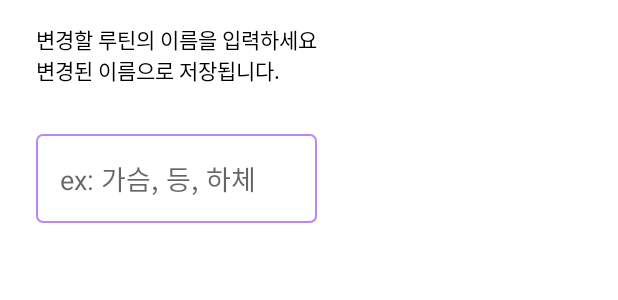
After one commit to kkcchh9999/Work-out_Record_App, an Android app: the layout change_routine_name_dialog.xml on its own in the app's theme, with its tools: preview values and no code run, on a phone screen of 412 x 824 dp. The commit adds this screen. Shown: the top 300 px of the screen. Run offline under Robolectric (Android 15) with nearby library versions, the phone set to English and light mode, and no system bars.

Commit message:
루틴 이름 변경기능 생성, 전체 삭제 기능 생성

```diff
--- a/app/src/main/res/drawable/edittext_background.xml
+++ b/app/src/main/res/drawable/edittext_background.xml
@@ -4,7 +4,7 @@
         <shape android:shape="rectangle">
             <stroke
                 android:width="1dp"
-                android:color="@color/pink2" />
+                android:color="@color/purple_200" />
             <corners android:radius="4dp"/>
             <solid
                 android:color="#FFFFFF" />
--- /dev/null
+++ b/app/src/main/res/layout/change_routine_name_dialog.xml
@@ -0,0 +1,28 @@
+<?xml version="1.0" encoding="utf-8"?>
+<LinearLayout xmlns:android="http://schemas.android.com/apk/res/android"
+    android:orientation="vertical"
+    android:layout_width="wrap_content"
+    android:layout_height="wrap_content">
+
+    <TextView
+        android:layout_width="match_parent"
+        android:layout_height="wrap_content"
+        android:layout_marginTop="16dp"
+        android:layout_marginEnd="24dp"
+        android:layout_marginStart="24dp"
+        android:layout_marginBottom="16dp"
+        android:text="@string/change_routine_name_dialog"
+        android:textColor="@color/black"/>
+
+    <EditText
+        android:background="@drawable/edittext_background"
+        android:id="@+id/change_routine_edittext"
+        android:layout_width="match_parent"
+        android:layout_height="wrap_content"
+        android:padding="16dp"
+        android:layout_marginTop="16dp"
+        android:layout_marginEnd="24dp"
+        android:layout_marginStart="24dp"
+        android:hint="@string/part_name"/>
+
+</LinearLayout>
--- a/app/src/main/res/menu/fragment_delete_list.xml
+++ b/app/src/main/res/menu/fragment_delete_list.xml
@@ -1,10 +1,13 @@
 <?xml version="1.0" encoding="utf-8"?>
 <menu xmlns:android="http://schemas.android.com/apk/res/android"
     xmlns:app="http://schemas.android.com/apk/res-auto">
+
+    <item android:id="@+id/delete_all"
+        android:title="@string/delete_all"
+        app:showAsAction="always"/>
 
     <item android:id="@+id/delete_really"
         android:icon="@drawable/ic_delete_record_really"
         app:showAsAction="always"
         android:title="@string/delete_record" />
-
 </menu>
--- a/app/src/main/res/values/strings.xml
+++ b/app/src/main/res/values/strings.xml
@@ -15,6 +15,7 @@
     <string name="load_routine">저장된 루틴 불러오기</string>
     <string name="add_record">기록 추가</string>
     <string name="delete_record">기록 삭제</string>
+    <string name="delete_all">전체 삭제</string>
     <string name="delete_records">여러 기록 삭제</string>
     <string name="delete_record_really">기록을 정말 삭제하시겠습니까?</string>
     <string name="select_routine_save">루틴을 저장할 곳을 선택하세요</string>
@@ -23,6 +24,9 @@
     <string name="load_here">불러오기</string>
     <string name="cancel">취소</string>
     <string name="change_routine_name">이름 변경</string>
+    <string name="change_routine_name_dialog">변경할 루틴의 이름을 입력하세요\n변경된 이름으로 저장됩니다.</string>
+    <string name="select_first">저장할 장소를 선택하세요.</string>
+    <string name="type_first">변경할 이름을 입력하세요.</string>
     <string name="yes_button">네</string>
     <string name="no_button">아니오</string>
     <string name="search">검색</string>
```
Also changed, not shown: app/src/main/java/com/work_out_record/RecordDetailViewModel.kt (+18 -6 lines), app/src/main/java/com/work_out_record/WorkoutDetailFragment.kt (+70 -19 lines), app/src/main/java/com/work_out_record/WorkoutListDeleteFragment.kt (+22 -1 lines).
